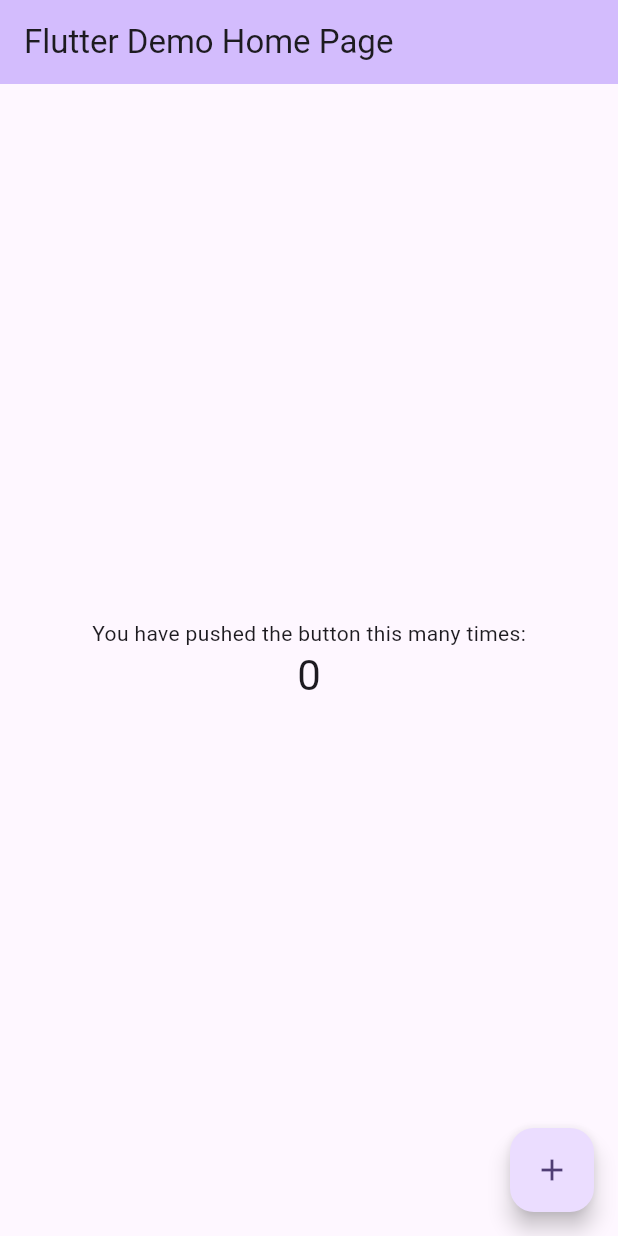
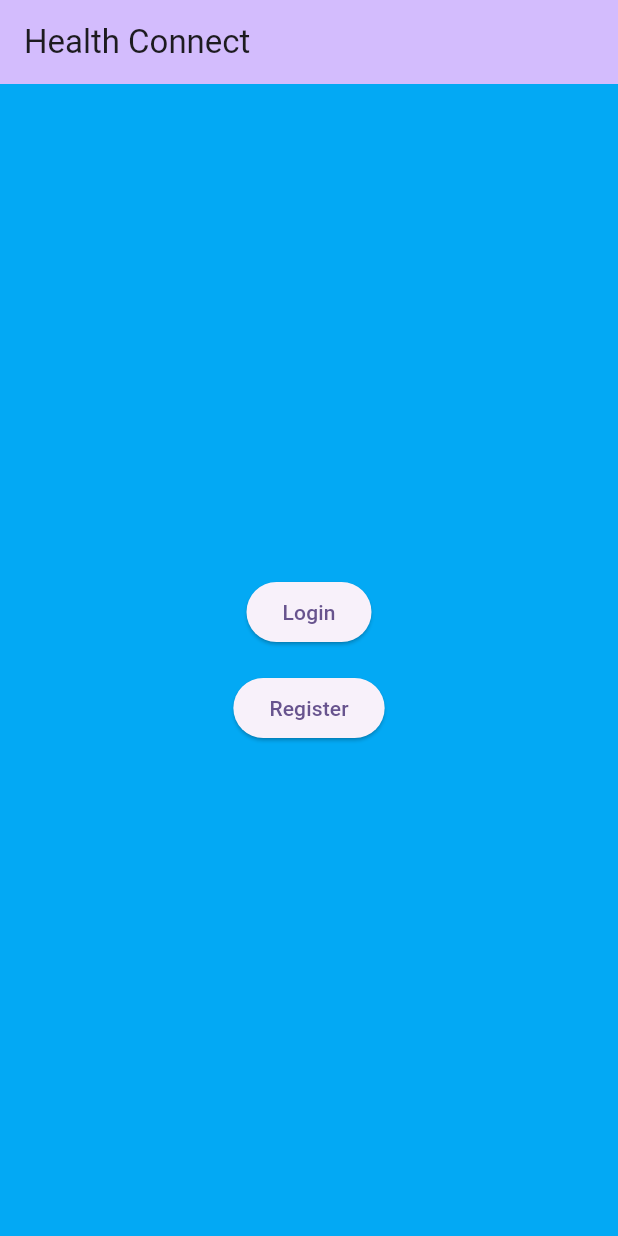
Before and after one commit to Wesley-Perrang/HealthConnect, a Flutter app: the screen it shows after launch, on a phone screen of 412 x 824 dp. Run offline on Flutter 3.47's test engine with Material 2 defaults, Android fonts, the phone set to English and light mode, and no system bars.

Commit message:
added Login,Register,Home Page

```diff
--- /dev/null
+++ b/health_connect/lib/home_page.dart
@@ -0,0 +1,45 @@
+import 'package:flutter/material.dart';
+import 'login_page.dart';
+import 'register_page.dart';
+
+class HomePage extends StatelessWidget {
+  const HomePage({super.key});
+
+  @override
+  Widget build(BuildContext context) {
+    return Scaffold(
+      appBar: AppBar(
+        backgroundColor: Theme.of(context).colorScheme.inversePrimary,
+        title: Text('Health Connect'),
+      ),
+      body: Container(
+        // Set the background color here
+        color: Colors.lightBlue, // Replace with your preferred color
+        child: Center(
+          child: Column(
+            mainAxisAlignment: MainAxisAlignment.center,
+            children: <Widget>[
+              ElevatedButton(
+                onPressed: () {
+                  Navigator.of(context).push(MaterialPageRoute(
+                    builder: (context) => const LoginPage(),
+                  ));
+                },
+                child: Text('Login'),
+              ),
+              SizedBox(height: 16.0),
+              ElevatedButton(
+                onPressed: () {
+                  Navigator.of(context).push(MaterialPageRoute(
+                    builder: (context) => const RegisterPage(),
+                  ));
+                },
+                child: Text('Register'),
+              ),
+            ],
+          ),
+        ),
+      ),
+    );
+  }
+}
--- a/health_connect/lib/main.dart
+++ b/health_connect/lib/main.dart
@@ -1,4 +1,5 @@
 import 'package:flutter/material.dart';
+import 'home_page.dart';
 
 void main() {
   runApp(const MyApp());
@@ -7,119 +8,15 @@ void main() {
 class MyApp extends StatelessWidget {
   const MyApp({super.key});
 
-  // This widget is the root of your application.
   @override
   Widget build(BuildContext context) {
     return MaterialApp(
-      title: 'Flutter Demo',
+      title: 'Health Connect',
       theme: ThemeData(
-        // This is the theme of your application.
-        //
-        // TRY THIS: Try running your application with "flutter run". You'll see
-        // the application has a blue toolbar. Then, without quitting the app,
-        // try changing the seedColor in the colorScheme below to Colors.green
-        // and then invoke "hot reload" (save your changes or press the "hot
-        // reload" button in a Flutter-supported IDE, or press "r" if you used
-        // the command line to start the app).
-        //
-        // Notice that the counter didn't reset back to zero; the application
-        // state is not lost during the reload. To reset the state, use hot
-        // restart instead.
-        //
-        // This works for code too, not just values: Most code changes can be
-        // tested with just a hot reload.
         colorScheme: ColorScheme.fromSeed(seedColor: Colors.deepPurple),
         useMaterial3: true,
       ),
-      home: const MyHomePage(title: 'Flutter Demo Home Page'),
+      home: const HomePage(),
     );
   }
 }
-
-class MyHomePage extends StatefulWidget {
-  const MyHomePage({super.key, required this.title});
-
-  // This widget is the home page of your application. It is stateful, meaning
-  // that it has a State object (defined below) that contains fields that affect
-  // how it looks.
-
-  // This class is the configuration for the state. It holds the values (in this
-  // case the title) provided by the parent (in this case the App widget) and
-  // used by the build method of the State. Fields in a Widget subclass are
-  // always marked "final".
-
-  final String title;
-
-  @override
-  State<MyHomePage> createState() => _MyHomePageState();
-}
-
-class _MyHomePageState extends State<MyHomePage> {
-  int _counter = 0;
-
-  void _incrementCounter() {
-    setState(() {
-      // This call to setState tells the Flutter framework that something has
-      // changed in this State, which causes it to rerun the build method below
-      // so that the display can reflect the updated values. If we changed
-      // _counter without calling setState(), then the build method would not be
-      // called again, and so nothing would appear to happen.
-      _counter++;
-    });
-  }
-
-  @override
-  Widget build(BuildContext context) {
-    // This method is rerun every time setState is called, for instance as done
-    // by the _incrementCounter method above.
-    //
-    // The Flutter framework has been optimized to make rerunning build methods
-    // fast, so that you can just rebuild anything that needs updating rather
-    // than having to individually change instances of widgets.
-    return Scaffold(
-      appBar: AppBar(
-        // TRY THIS: Try changing the color here to a specific color (to
-        // Colors.amber, perhaps?) and trigger a hot reload to see the AppBar
-        // change color while the other colors stay the same.
-        backgroundColor: Theme.of(context).colorScheme.inversePrimary,
-        // Here we take the value from the MyHomePage object that was created by
-        // the App.build method, and use it to set our appbar title.
-        title: Text(widget.title),
-      ),
-      body: Center(
-        // Center is a layout widget. It takes a single child and positions it
-        // in the middle of the parent.
-        child: Column(
-          // Column is also a layout widget. It takes a list of children and
-          // arranges them vertically. By default, it sizes itself to fit its
-          // children horizontally, and tries to be as tall as its parent.
-          //
-          // Column has various properties to control how it sizes itself and
-          // how it positions its children. Here we use mainAxisAlignment to
-          // center the children vertically; the main axis here is the vertical
-          // axis because Columns are vertical (the cross axis would be
-          // horizontal).
-          //
-          // TRY THIS: Invoke "debug painting" (choose the "Toggle Debug Paint"
-          // action in the IDE, or press "p" in the console), to see the
-          // wireframe for each widget.
-          mainAxisAlignment: MainAxisAlignment.center,
-          children: <Widget>[
-            const Text(
-              'You have pushed the button this many times:',
-            ),
-            Text(
-              '$_counter',
-              style: Theme.of(context).textTheme.headlineMedium,
-            ),
-          ],
-        ),
-      ),
-      floatingActionButton: FloatingActionButton(
-        onPressed: _incrementCounter,
-        tooltip: 'Increment',
-        child: const Icon(Icons.add),
-      ), // This trailing comma makes auto-formatting nicer for build methods.
-    );
-  }
-}
```
Also changed, not shown: health_connect/lib/login_page.dart (added, +53 -0 lines), health_connect/lib/register_page.dart (added, +93 -0 lines), health_connect/lib/assets/Caduceus.png (added), 1 other file.
